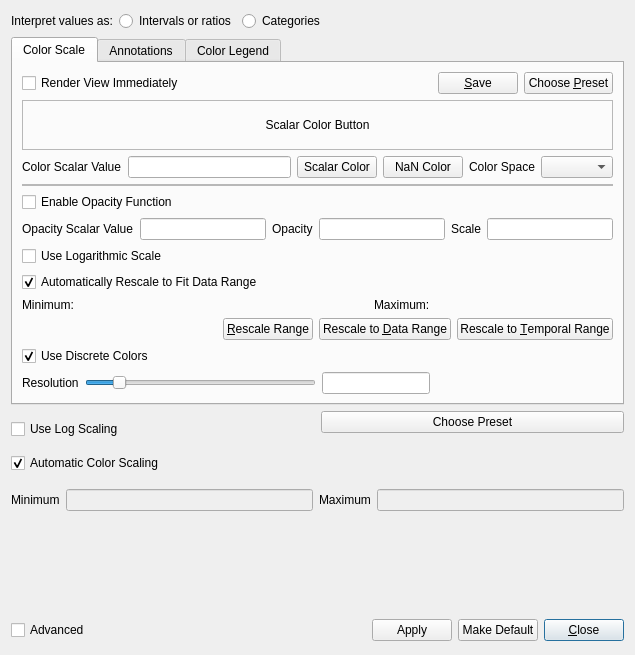
Old version of the form Qt/Components/Resources/UI/pqColorScaleDialog.ui in the repository Kitware/ParaView.
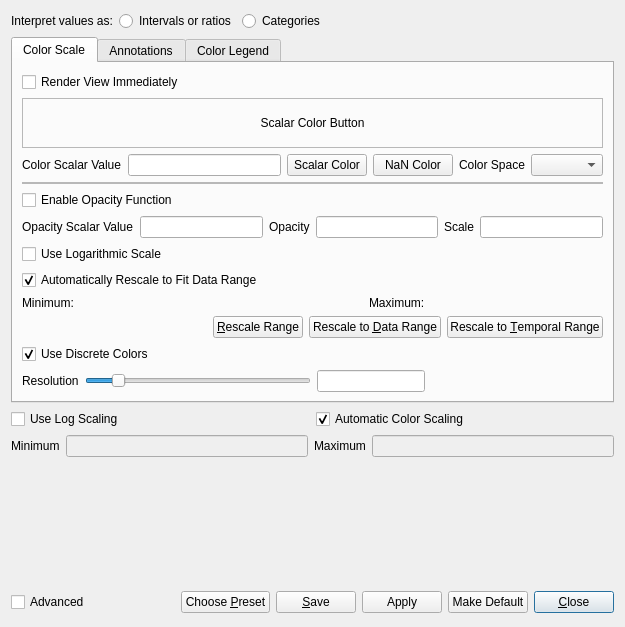
New version of the form. The open tabs and pages were chosen to show the change. Custom widgets are drawn as their Qt base class.

Diff of the .ui file:
```diff
--- a/Qt/Components/Resources/UI/pqColorScaleDialog.ui
+++ b/Qt/Components/Resources/UI/pqColorScaleDialog.ui
@@ -6,8 +6,8 @@
    <rect>
     <x>0</x>
     <y>0</y>
-    <width>635</width>
-    <height>655</height>
+    <width>625</width>
+    <height>627</height>
    </rect>
   </property>
   <property name="windowTitle">
@@ -432,43 +432,6 @@
          </property>
         </widget>
        </item>
-       <item row="0" column="3">
-        <layout class="QHBoxLayout">
-         <item>
-          <spacer>
-           <property name="orientation">
-            <enum>Qt::Horizontal</enum>
-           </property>
-           <property name="sizeHint" stdset="0">
-            <size>
-             <width>0</width>
-             <height>20</height>
-            </size>
-           </property>
-          </spacer>
-         </item>
-         <item>
-          <widget class="QPushButton" name="SaveButton">
-           <property name="whatsThis">
-            <string>Click this button to save the current color map as a preset.</string>
-           </property>
-           <property name="text">
-            <string>&amp;Save</string>
-           </property>
-          </widget>
-         </item>
-         <item>
-          <widget class="QPushButton" name="PresetButton">
-           <property name="whatsThis">
-            <string>Click this button to change the color map to a preset.</string>
-           </property>
-           <property name="text">
-            <string>Choose &amp;Preset</string>
-           </property>
-          </widget>
-         </item>
-        </layout>
-       </item>
        <item row="4" column="0">
         <widget class="QCheckBox" name="EnableOpacityFunction">
          <property name="text">
@@ -1076,6 +1039,15 @@
               </property>
              </widget>
             </item>
+           </layout>
+          </widget>
+         </item>
+         <item>
+          <widget class="QWidget" name="ButtonContainer" native="true">
+           <layout class="QVBoxLayout" name="verticalLayout_5">
+            <property name="margin">
+             <number>0</number>
+            </property>
             <item>
              <widget class="QCheckBox" name="UseAutoRescaleSimple">
               <property name="text">
@@ -1089,35 +1061,6 @@
            </layout>
           </widget>
          </item>
-         <item>
-          <widget class="QWidget" name="ButtonContainer" native="true">
-           <layout class="QVBoxLayout" name="verticalLayout_5">
-            <property name="margin">
-             <number>0</number>
-            </property>
-            <item>
-             <widget class="QPushButton" name="PresetButtonSimple">
-              <property name="text">
-               <string>Choose Preset</string>
-              </property>
-             </widget>
-            </item>
-            <item>
-             <spacer name="verticalSpacer_2">
-              <property name="orientation">
-               <enum>Qt::Vertical</enum>
-              </property>
-              <property name="sizeHint" stdset="0">
-               <size>
-                <width>20</width>
-                <height>40</height>
-               </size>
-              </property>
-             </spacer>
-            </item>
-           </layout>
-          </widget>
-         </item>
         </layout>
        </widget>
       </item>
@@ -1199,6 +1142,39 @@
        </property>
       </spacer>
      </item>
+     <item>
+      <widget class="QPushButton" name="PresetButton">
+       <property name="whatsThis">
+        <string>Click this button to change the color map to a preset.</string>
+       </property>
+       <property name="text">
+        <string>Choose &amp;Preset</string>
+       </property>
+      </widget>
+     </item>
+     <item>
+      <widget class="QPushButton" name="SaveButton">
+       <property name="whatsThis">
+        <string>Click this button to save the current color map as a preset.</string>
+       </property>
+       <property name="text">
+        <string>&amp;Save</string>
+       </property>
+      </widget>
+     </item>
+     <item>
+      <spacer name="horizontalSpacer_2">
+       <property name="orientation">
+        <enum>Qt::Horizontal</enum>
+       </property>
+       <property name="sizeHint" stdset="0">
+        <size>
+         <width>40</width>
+         <height>20</height>
+        </size>
+       </property>
+      </spacer>
+     </item>
      <item>
       <widget class="QPushButton" name="pushButtonApply">
        <property name="text">
```
Left out of the diff: 14 changed lines with no effect on the pictures.
